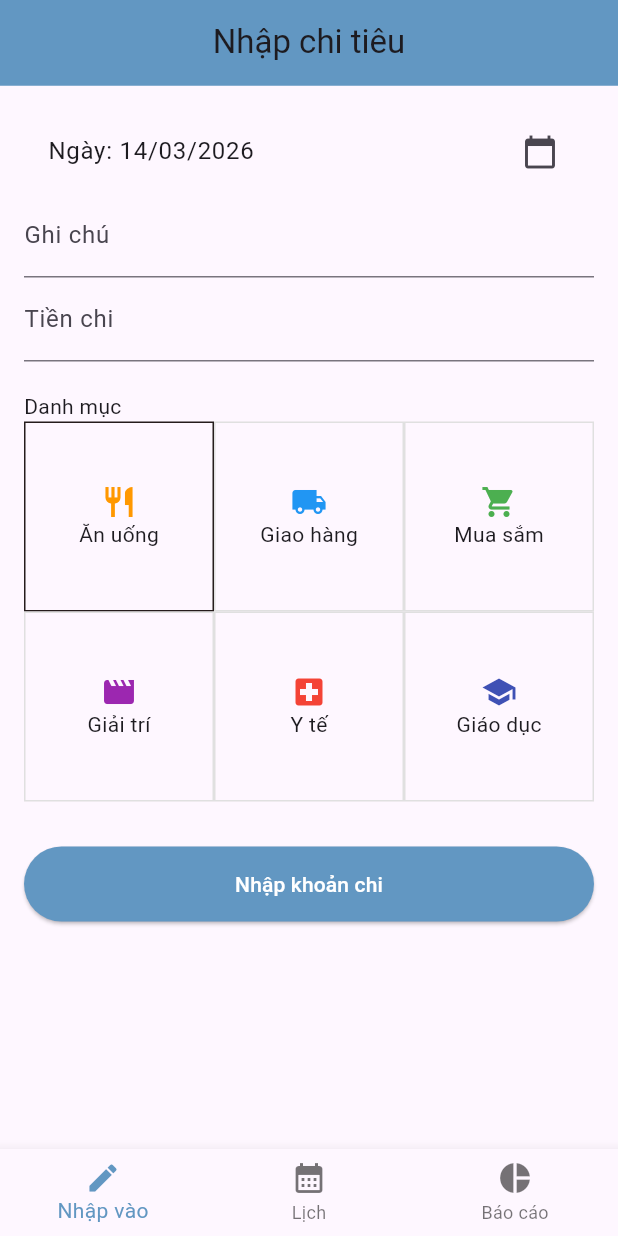
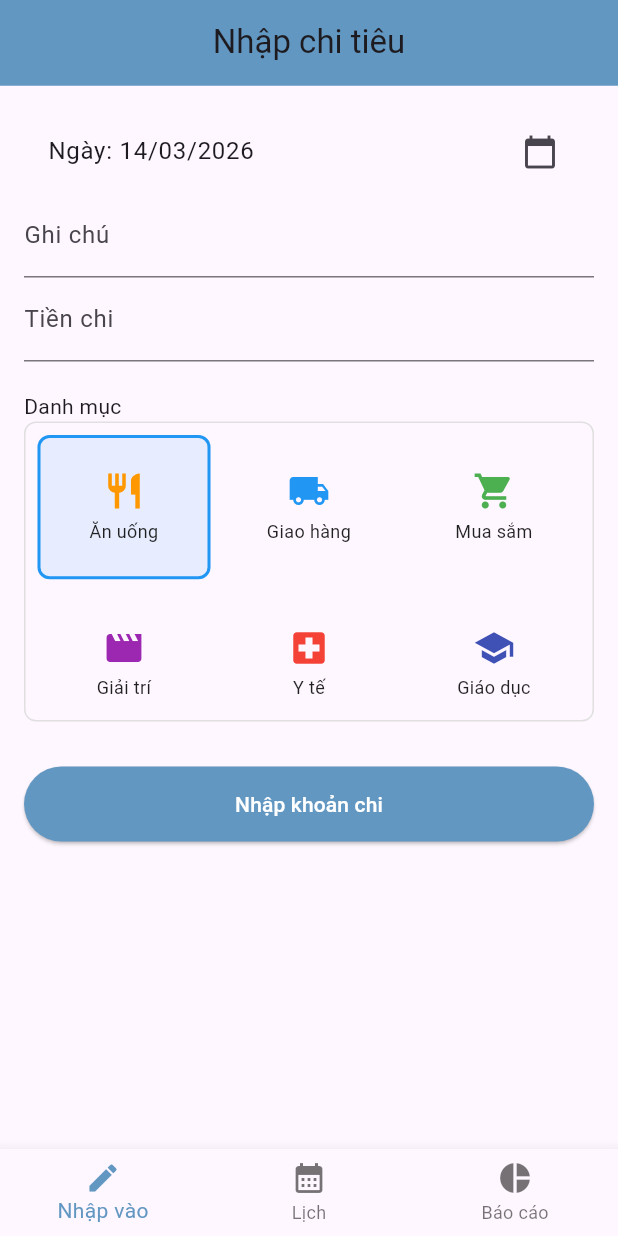
Before and after one commit to treignn26/2025_2_LTTBDD_N02_Nhom_23, a Flutter app: the screen it shows after launch, after a tap on "Nhập khoản chi", on a phone screen of 412 x 824 dp. Run offline on Flutter 3.47's test engine with Material 3 defaults, Android fonts, the phone set to English and light mode, and no system bars; our stand-ins replace fl_chart, table_calendar.

Commit message:
Chỉnh sửa phần danh mục

```diff
--- a/lib/giao_dien/screen_chi_tieu.dart
+++ b/lib/giao_dien/screen_chi_tieu.dart
@@ -18,14 +18,14 @@ class _ScreenChiTieuState extends State<ScreenChiTieu> {
   final TextEditingController _soTienController = TextEditingController();
   String _selectedDanhMuc = 'Ăn uống';
 
-  List<Map<String, dynamic>> danhMucs = [
-    {'name': 'Ăn uống', 'icon': Icons.restaurant, 'color': Colors.orange},
-    {'name': 'Giao hàng', 'icon': Icons.local_shipping, 'color': Colors.blue},
-    {'name': 'Mua sắm', 'icon': Icons.shopping_cart, 'color': Colors.green},
-    {'name': 'Giải trí', 'icon': Icons.movie, 'color': Colors.purple},
-    {'name': 'Y tế', 'icon': Icons.local_hospital, 'color': Colors.red},
-    {'name': 'Giáo dục', 'icon': Icons.school, 'color': Colors.indigo},
-  ];
+  // List<Map<String, dynamic>> danhMucs = [
+  //   {'name': 'Ăn uống', 'icon': Icons.restaurant, 'color': Colors.orange},
+  //   {'name': 'Giao hàng', 'icon': Icons.local_shipping, 'color': Colors.blue},
+  //   {'name': 'Mua sắm', 'icon': Icons.shopping_cart, 'color': Colors.green},
+  //   {'name': 'Giải trí', 'icon': Icons.movie, 'color': Colors.purple},
+  //   {'name': 'Y tế', 'icon': Icons.local_hospital, 'color': Colors.red},
+  //   {'name': 'Giáo dục', 'icon': Icons.school, 'color': Colors.indigo},
+  // ];
 
   Future<void> _selectDate(BuildContext context) async {
     final DateTime? picked = await showDatePicker(
@@ -87,35 +87,89 @@ class _ScreenChiTieuState extends State<ScreenChiTieu> {
               alignment: Alignment.centerLeft,
               child: Text('Danh mục'),
             ),
-            GridView.builder(
-              shrinkWrap: true,
-              physics: const NeverScrollableScrollPhysics(),
-              gridDelegate: const SliverGridDelegateWithFixedCrossAxisCount(
-                crossAxisCount: 3,
-              ),
-              itemCount: danhMucs.length,
-              itemBuilder: (context, index) {
-                return GestureDetector(
-                  onTap: () => setState(
-                    () => _selectedDanhMuc = danhMucs[index]['name'],
-                  ),
+            Consumer<ChiTieuProvider>(
+              builder: (context, provider, child) {
+                final displayList = List.from(provider.danhMucs);
+                displayList.add({
+                  'name': 'Chỉnh sửa',
+                  'icon': Icons.edit,
+                  'color': Colors.grey,
+                });
+
+                return SizedBox(
+                  height: 200,
                   child: Container(
                     decoration: BoxDecoration(
+                      border: Border.all(color: Colors.grey.shade300),
+                      borderRadius: BorderRadius.circular(8),
+                    ),
+                    child: GridView.builder(
+                      padding: const EdgeInsets.all(8),
+                      shrinkWrap: true,
+                      physics: const BouncingScrollPhysics(),
+                      gridDelegate:
+                          const SliverGridDelegateWithFixedCrossAxisCount(
+                            crossAxisCount: 3,
+                            mainAxisSpacing: 8,
+                            crossAxisSpacing: 8,
+                            childAspectRatio: 1.2,
+                          ),
+                      itemCount: displayList.length,
+                      itemBuilder: (context, index) {
+                        final isEditButton = index == displayList.length - 1;
+                        final danhMuc = displayList[index];
+
+                        return GestureDetector(
+                          onTap: () {
+                            if (isEditButton) {
+                              print("Mở trang chỉnh sửa danh mục");
+                            } else {
+                              setState(
+                                () => _selectedDanhMuc = danhMuc['name'],
+                              );
+                            }
+                          },
+                          child: Container(
+                            decoration: BoxDecoration(
+                              borderRadius: BorderRadius.circular(8),
                               border: Border.all(
-                        color: _selectedDanhMuc == danhMucs[index]['name']
-                            ? const Color.fromARGB(255, 37, 28, 28)
-                            : Colors.grey.shade300,
+                                color:
+                                    (!isEditButton &&
+                                        _selectedDanhMuc == danhMuc['name'])
+                                    ? Colors.blue
+                                    : Colors.transparent,
+                                width: 2,
                               ),
+                              color:
+                                  (!isEditButton &&
+                                      _selectedDanhMuc == danhMuc['name'])
+                                  ? Colors.blue.withOpacity(0.1)
+                                  : Colors.transparent,
                             ),
                             child: Column(
                               mainAxisAlignment: MainAxisAlignment.center,
                               children: [
                                 Icon(
-                          danhMucs[index]['icon'],
-                          color: danhMucs[index]['color'],
+                                  danhMuc['icon'],
+                                  color: danhMuc['color'],
+                                  size: 28,
                                 ),
-                        Text(danhMucs[index]['name']),
+                                const SizedBox(height: 4),
+                                Text(
+                                  danhMuc['name'],
+                                  style: TextStyle(
+                                    fontSize: 12,
+                                    color: isEditButton
+                                        ? Colors.grey[700]
+                                        : Colors.black87,
+                                  ),
+                                  textAlign: TextAlign.center,
+                                ),
                               ],
+                            ),
+                          ),
+                        );
+                      },
                     ),
                   ),
                 );
--- a/lib/model/chi_tieu_provider.dart
+++ b/lib/model/chi_tieu_provider.dart
@@ -1,33 +1,43 @@
 import 'package:flutter/material.dart';
-import 'chi_tieu.dart';
+import 'package:btap_lon/model/chi_tieu.dart';
 import 'package:provider/provider.dart';
 
 class ChiTieuProvider extends ChangeNotifier {
-  final List<ChiTieu> _items = [];
-  List<ChiTieu> get items => _items;
-  List<ChiTieu> _danhSachChiTieu = [];
-
-  List<ChiTieu> get danhSach => _danhSachChiTieu;
+  final List<ChiTieu> _danhsachChiTieu = [];
+  List<ChiTieu> get danhSach => _danhsachChiTieu;
+  List<ChiTieu> get items => _danhsachChiTieu;
 
   void addChiTieu(ChiTieu item) {
-    _danhSachChiTieu.add(item);
+    _danhsachChiTieu.add(item);
     notifyListeners();
   }
 
   double get tongChiThangNay {
-    return _danhSachChiTieu.fold(
-      0,
-      (sum, item) => sum + item.soTien,
-    );
+    return _danhsachChiTieu.fold(0, (sum, item) => sum + item.soTien);
   }
 
   double getTongTheoLoai(String loai) {
-    return _items
+    return _danhsachChiTieu
         .where((item) => item.danhMuc == loai)
         .fold(0, (sum, item) => sum + item.soTien);
   }
 
   double get totalIncome => 0;
-  double get totalExpense =>
-      items.fold(0, (sum, item) => sum + item.soTien);
+  double get totalExpense {
+    return _danhsachChiTieu.fold(0, (sum, item) => sum + item.soTien);
+  }
+
+  final List<Map<String, dynamic>> _danhMucs = [
+    {'name': 'Ăn uống', 'icon': Icons.restaurant, 'color': Colors.orange},
+    {'name': 'Giao hàng', 'icon': Icons.local_shipping, 'color': Colors.blue},
+    {'name': 'Mua sắm', 'icon': Icons.shopping_cart, 'color': Colors.green},
+    {'name': 'Giải trí', 'icon': Icons.movie, 'color': Colors.purple},
+    {'name': 'Y tế', 'icon': Icons.local_hospital, 'color': Colors.red},
+    {'name': 'Giáo dục', 'icon': Icons.school, 'color': Colors.indigo},
+  ];
+  List<Map<String, dynamic>> get danhMucs => _danhMucs;
+  void themDanhMuc(String name, IconData icon, Color color) {
+    _danhMucs.add({'name': name, 'icon': icon, 'color': color});
+    notifyListeners();
+  }
 }
```
Lines whose indentation alone changed are shown as unchanged.
